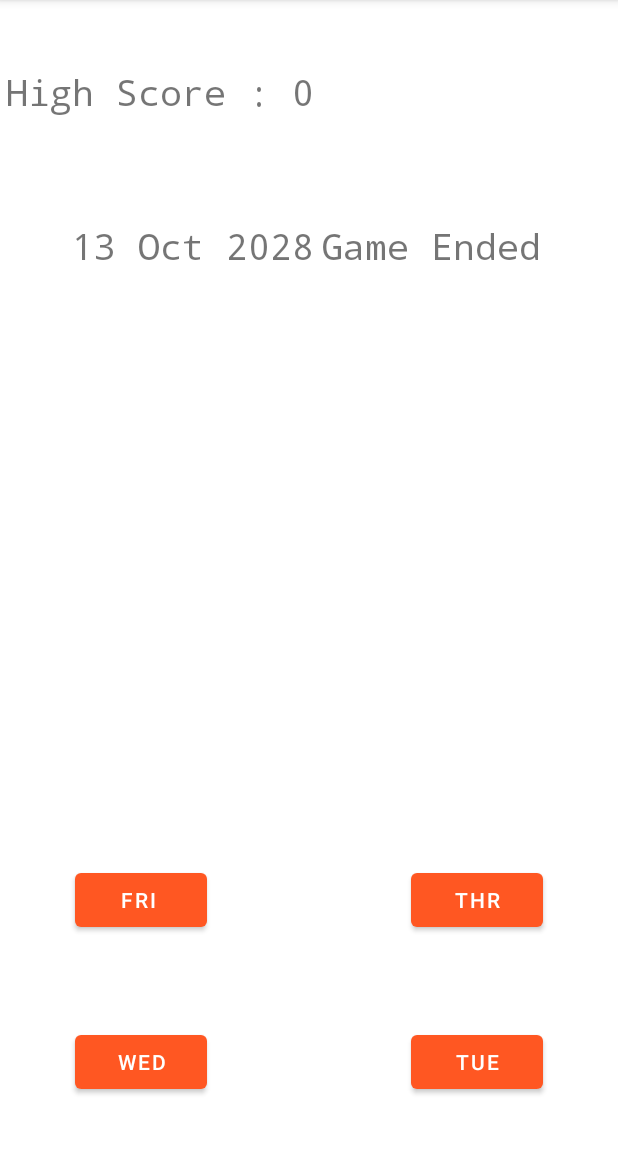
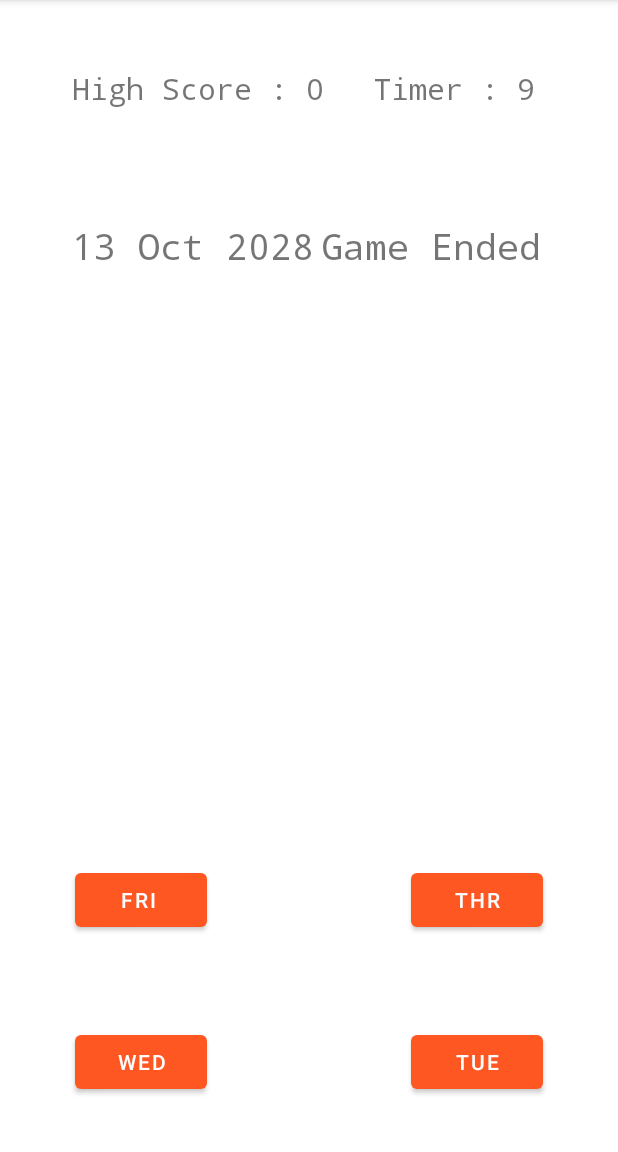
Before and after one commit to jaiakash/guesstheday, an Android app: the screen it shows after launch (MainActivity), after a tap on "SAT", on a phone screen of 412 x 824 dp, the part 84-1236 px from its top. Run offline under Robolectric (Android 15) with nearby library versions, the phone set to English and light mode, and no system bars; 1 other tap on this screen came first.

Commit message:
Added Icon / Implemented Timer

```diff
--- a/app/src/main/AndroidManifest.xml
+++ b/app/src/main/AndroidManifest.xml
@@ -7,7 +7,6 @@
         android:allowBackup="true"
         android:icon="@mipmap/ic_launcher"
         android:label="@string/app_name"
-        android:roundIcon="@mipmap/ic_launcher_round"
         android:supportsRtl="true"
         android:theme="@style/Theme.GuessTheDay">
         <activity android:name=".MainActivity"
--- a/app/src/main/java/com/amostrone/akash/gtd/MainActivity.java
+++ b/app/src/main/java/com/amostrone/akash/gtd/MainActivity.java
@@ -96,7 +96,7 @@ public class MainActivity extends AppCompatActivity {
         try {
             Date date = new SimpleDateFormat("d MMM yyyy").parse(dt);
             ans= date.toString().substring(0,4);
-            //Toast.makeText(this, ans, Toast.LENGTH_SHORT).show();
+            Log.i("Answers ", ans+"");
         } catch (ParseException e) {
             Log.e("Date conversion","ParseException occured: " + e.getMessage());
         }
@@ -106,6 +106,38 @@ public class MainActivity extends AppCompatActivity {
 
     public static int randBetween(int start, int end) {
         return start + (int)Math.round(Math.random() * (end - start));
+    }
+
+    //Declare timer
+    CountDownTimer cTimer = null;
+
+    //start timer function
+    void startTimer() {
+        counter=10;
+        cTimer = new CountDownTimer(10000, 1000) {
+            public void onTick(long millisUntilFinished) {
+                timer_text.setText("Timer : "+counter);
+                counter--;
+                if(counter<0) {
+                    //Log.i("Answers", counter+"");
+                    gameEnd();
+                }
+            }
+            public void onFinish() {
+                //Toast.makeText(MainActivity.this, "Times Up", Toast.LENGTH_SHORT).show();
+                timer_text.setText("Times Up");
+                gameEnd();
+                //Score=0;
+            }
+        };
+        cTimer.start();
+    }
+
+    //cancel timer
+    void cancelTimer() {
+        if(cTimer!=null) {
+            cTimer.cancel();
+        }
     }
 
     void gameEnd(){
@@ -121,6 +153,8 @@ public class MainActivity extends AppCompatActivity {
         SP_edit.putInt("High Score", highScore);
         SP_edit.apply();
 
+        cancelTimer();
+
         //Toast.makeText(this, "Game Ended, Your Score is "+ (Score+1), Toast.LENGTH_SHORT).show();
         Score=0;
         home.setBackgroundColor(getResources().getColor(R.color.white));
@@ -131,22 +165,6 @@ public class MainActivity extends AppCompatActivity {
         //Vibration
         Vibrator vibe = (Vibrator) getSystemService(Context.VIBRATOR_SERVICE);
         vibe.vibrate(80);
-
-        //Toast.makeText(this, ans, Toast.LENGTH_SHORT).show();
-
-        /*counter=10;
-        new CountDownTimer(10000, 1000){
-            public void onTick(long millisUntilFinished){
-                timer_text.setText("Timer : "+counter);
-                counter--;
-            }
-            public  void onFinish(){
-                //Toast.makeText(MainActivity.this, "Times Up", Toast.LENGTH_SHORT).show();
-                timer_text.setText("Times Up");
-                gameEnd();
-                //Score=0;
-            }
-        }.start();*/
 
         //Change color of home layout
         home.setBackgroundColor(getResources().getColor(R.color.wrong));
@@ -193,6 +211,8 @@ public class MainActivity extends AppCompatActivity {
 
         Log.i("Score", Score+"");
 
+        startTimer();
+
         String strDate = setDate_Text();
         date_text.setText(strDate);
 
--- a/app/src/main/res/layout/activity_main.xml
+++ b/app/src/main/res/layout/activity_main.xml
@@ -27,9 +27,9 @@
         android:id="@+id/high_score"
         android:layout_width="wrap_content"
         android:layout_height="wrap_content"
-        android:layout_marginStart="4dp"
+        android:layout_marginStart="48dp"
         android:text="High score = 0"
-        android:textSize="24sp"
+        android:textSize="20sp"
         android:typeface="monospace"
         app:layout_constraintBottom_toBottomOf="parent"
         app:layout_constraintHorizontal_bias="0.5"
@@ -45,8 +45,7 @@
         android:layout_height="wrap_content"
         android:layout_marginEnd="48dp"
         android:text="Timer"
-        android:visibility="invisible"
-        android:textSize="24sp"
+        android:textSize="20sp"
         android:typeface="monospace"
         app:layout_constraintBottom_toBottomOf="parent"
         app:layout_constraintEnd_toEndOf="parent"
--- a/app/src/main/res/mipmap-anydpi-v26/ic_launcher.xml
+++ /dev/null
@@ -1,5 +0,0 @@
-<?xml version="1.0" encoding="utf-8"?>
-<adaptive-icon xmlns:android="http://schemas.android.com/apk/res/android">
-    <background android:drawable="@drawable/ic_launcher_background" />
-    <foreground android:drawable="@drawable/ic_launcher_foreground" />
-</adaptive-icon>
--- a/app/src/main/res/mipmap-anydpi-v26/ic_launcher_round.xml
+++ /dev/null
@@ -1,5 +0,0 @@
-<?xml version="1.0" encoding="utf-8"?>
-<adaptive-icon xmlns:android="http://schemas.android.com/apk/res/android">
-    <background android:drawable="@drawable/ic_launcher_background" />
-    <foreground android:drawable="@drawable/ic_launcher_foreground" />
-</adaptive-icon>
```
Also changed, not shown: app/src/main/res/download.png (added), app/src/main/res/mipmap-hdpi/ic_launcher.png, app/src/main/res/mipmap-hdpi/ic_launcher_round.png (deleted), app/src/main/res/mipmap-mdpi/ic_launcher.png, app/src/main/res/mipmap-mdpi/ic_launcher_round.png (deleted), app/src/main/res/mipmap-xhdpi/ic_launcher.png, app/src/main/res/mipmap-xhdpi/ic_launcher_round.png (deleted), app/src/main/res/mipmap-xxhdpi/ic_launcher.png, app/src/main/res/mipmap-xxhdpi/ic_launcher_round.png (deleted), app/src/main/res/mipmap-xxxhdpi/ic_launcher.png, app/src/main/res/mipmap-xxxhdpi/ic_launcher_round.png (deleted), app/src/main/web_hi_res_512.png (added), 2 other files.
